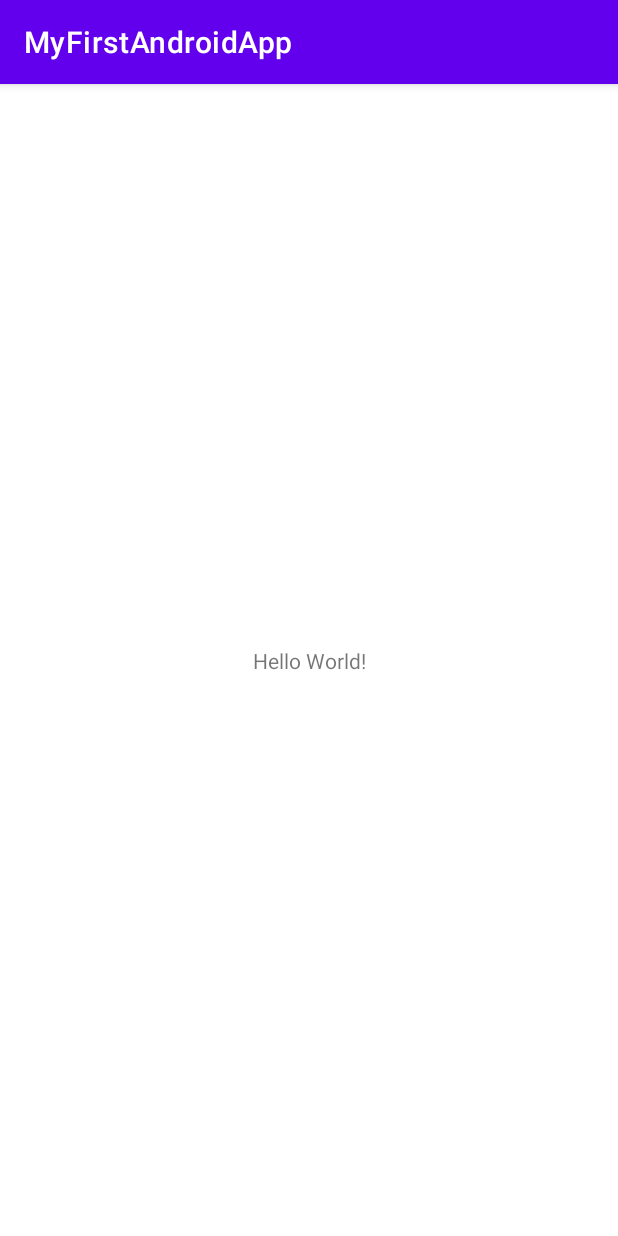
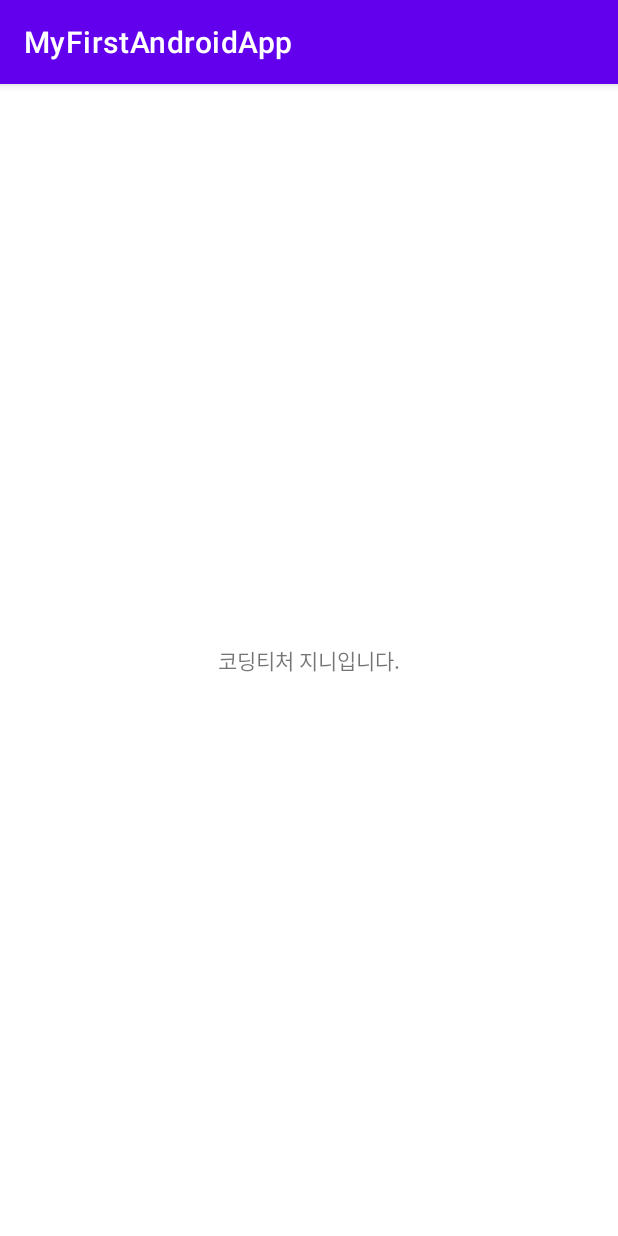
Before and after one commit to cho881020/MyFirstAndroidApp-Genie, an Android app: the screen it shows after launch (MainActivity), on a phone screen of 412 x 824 dp. Run offline under Robolectric (Android 15) with nearby library versions, the phone set to English and light mode, and no system bars.

Commit message:
앱 시작 문구 변경

```diff
--- a/app/src/main/res/layout/activity_main.xml
+++ b/app/src/main/res/layout/activity_main.xml
@@ -9,7 +9,7 @@
     <TextView
         android:layout_width="wrap_content"
         android:layout_height="wrap_content"
-        android:text="Hello World!"
+        android:text="코딩티처 지니입니다."
         app:layout_constraintBottom_toBottomOf="parent"
         app:layout_constraintLeft_toLeftOf="parent"
         app:layout_constraintRight_toRightOf="parent"
```
